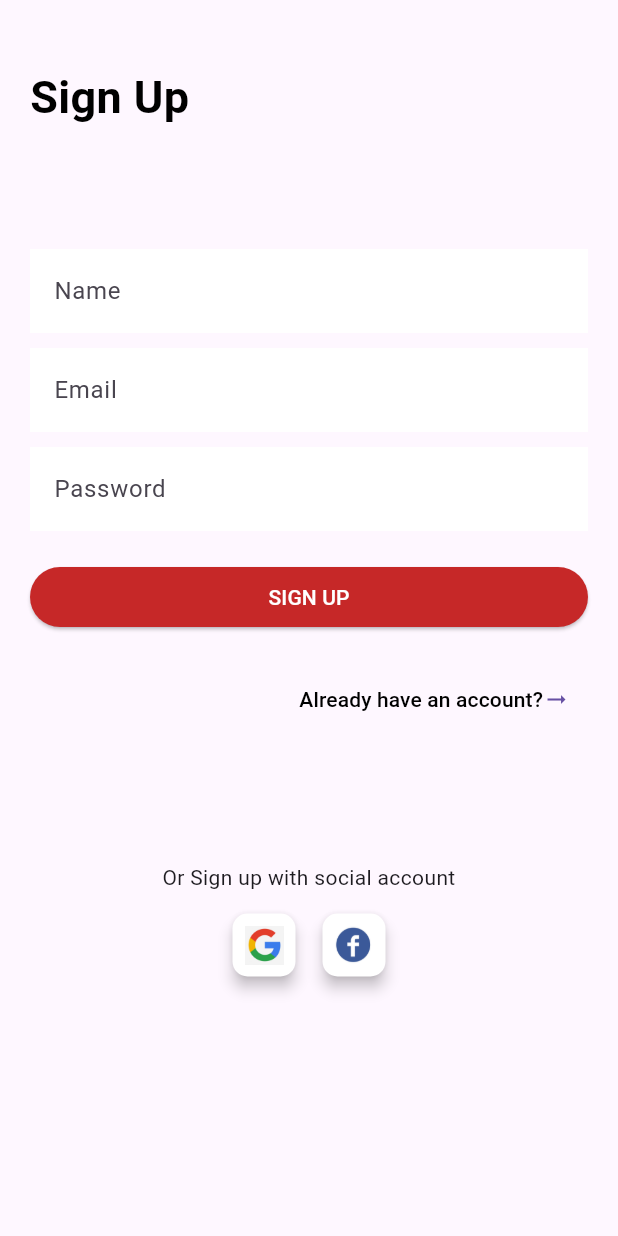
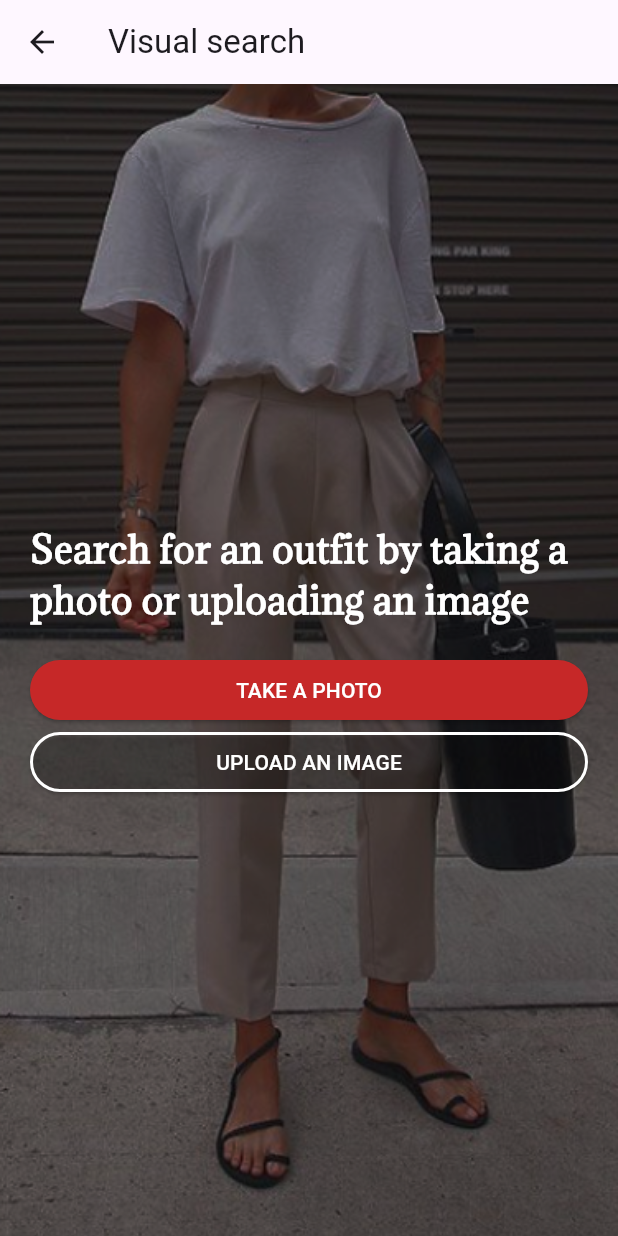
Before and after one commit to King-AJr/ecommerceMobileApp, a Flutter app: the screen it shows after launch, on a phone screen of 412 x 824 dp. Run offline on Flutter 3.47's test engine with Material 3 defaults, Android fonts, the phone set to English and light mode, and no system bars.

Commit message:
visual search page

```diff
--- a/lib/main.dart
+++ b/lib/main.dart
@@ -1,12 +1,14 @@
 import 'package:ecommerce_app/pages/forgot_password.dart';
 import 'package:ecommerce_app/pages/login.dart';
+import 'package:ecommerce_app/pages/visual_search.dart';
 import 'package:flutter/material.dart';
 import 'package:ecommerce_app/pages/sign_up.dart';
 
 void main() {
-  runApp(MaterialApp(routes: {
+  runApp(MaterialApp(initialRoute: '/visual_search', routes: {
     '/': (context) => SignUpPage(),
     '/login': (context) => LoginPage(),
     '/forgot_password': (context) => ForgotPasswordPage(),
+    '/visual_search': (context) => VisualSearch(),
   }));
 }
--- /dev/null
+++ b/lib/pages/visual_search.dart
@@ -0,0 +1,71 @@
+import "package:flutter/material.dart";
+
+class VisualSearch extends StatelessWidget {
+  const VisualSearch({super.key});
+
+  @override
+  Widget build(BuildContext context) {
+    return Scaffold(
+      appBar: AppBar(
+        title: const Text('Visual search'),
+      ),
+      body: Center(
+        child: Stack(
+          children: <Widget>[
+            // Background image
+            Positioned.fill(
+              child: Image.asset(
+                'assets/images/imagevisual_search.png', // Provide your image path here
+                fit: BoxFit.cover,
+              ),
+            ),
+            // Container with text
+            Center(
+              child: Container(
+                  padding: EdgeInsets.all(20.0),
+                  color: Colors.transparent, // Make container transparent
+                  child: Column(
+                    mainAxisAlignment: MainAxisAlignment.center,
+                    children: [
+                      const Text(
+                          'Search for an outfit by taking a photo or uploading an image',
+                          style: TextStyle(
+                              color: Colors.white,
+                              fontSize: 24,
+                              fontWeight: FontWeight.bold,
+                              fontFamily: 'Adamina')),
+                      const SizedBox(height: 20),
+                      SizedBox(
+                        width: double.infinity,
+                        child: ElevatedButton(
+                          onPressed: () {},
+                          style: ElevatedButton.styleFrom(
+                            backgroundColor: Colors.red[800],
+                          ),
+                          child: const Text('TAKE A PHOTO',
+                              style: TextStyle(color: Colors.white)),
+                        ),
+                      ),
+                      SizedBox(
+                        width: double.infinity,
+                        child: ElevatedButton(
+                          onPressed: () {},
+                          style: ElevatedButton.styleFrom(
+                              backgroundColor: Colors.transparent,
+                              shape: RoundedRectangleBorder(
+                                  side: const BorderSide(
+                                      color: Colors.white, width: 2),
+                                  borderRadius: BorderRadius.circular(20.0))),
+                          child: const Text('UPLOAD AN IMAGE',
+                              style: TextStyle(color: Colors.white)),
+                        ),
+                      )
+                    ],
+                  )),
+            ),
+          ],
+        ),
+      ),
+    );
+  }
+}
```
Also changed, not shown: pubspec.yaml (+5 -11 lines), assets/fonts/Adamina-Regular.ttf (added), assets/images/Big Bannermain_page_fs.png (added), assets/images/Small bannerstreet_clothes.png (added), assets/images/crop_item.png (added), assets/images/imagemens_hoodies.png (added), assets/images/imagevisual_search.png (added), assets/images/mainnew_collection.png (added), assets/images/vs_take_a_photo.png (added).
